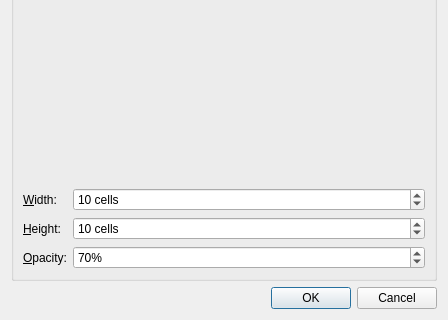
networkoptix/nx_open, file client/src/ui/dialogs/layout_settings_dialog.ui: the form before one commit; both pictures show x 0 to 448 and y 228 to 548 of the 448 by 548 pixel window.
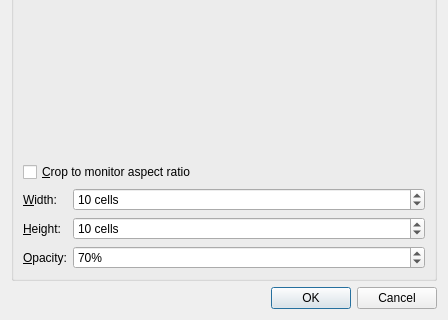
The form after the commit.

Commit message:
Feature #1883: Add 'crop to current monitor AR' option when opening a file for emapping - in progress
<==== Mercurial data ====>
Branch: master

```diff
--- a/client/src/ui/dialogs/layout_settings_dialog.ui
+++ b/client/src/ui/dialogs/layout_settings_dialog.ui
@@ -151,6 +151,13 @@
         </widget>
        </widget>
       </item>
+      <item>
+       <widget class="QCheckBox" name="cropToMonitorCheckBox">
+        <property name="text">
+         <string>&amp;Crop to monitor aspect ratio</string>
+        </property>
+       </widget>
+      </item>
       <item>
        <layout class="QFormLayout" name="formLayout">
         <property name="fieldGrowthPolicy">
```
The commit also changes 9 other files.
